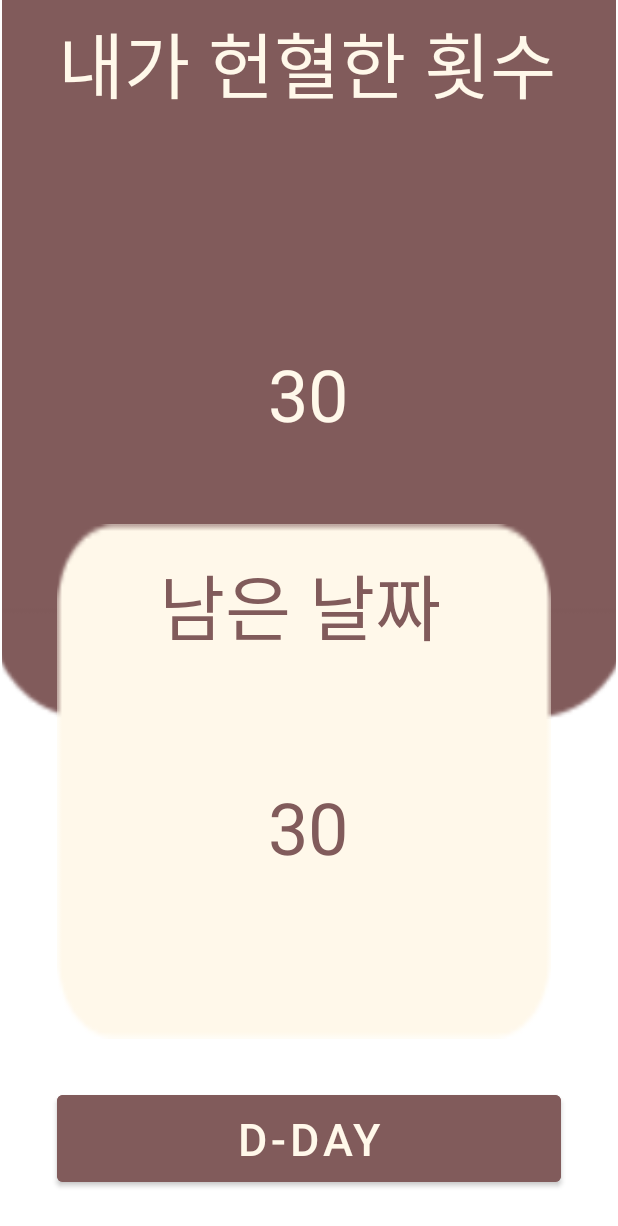
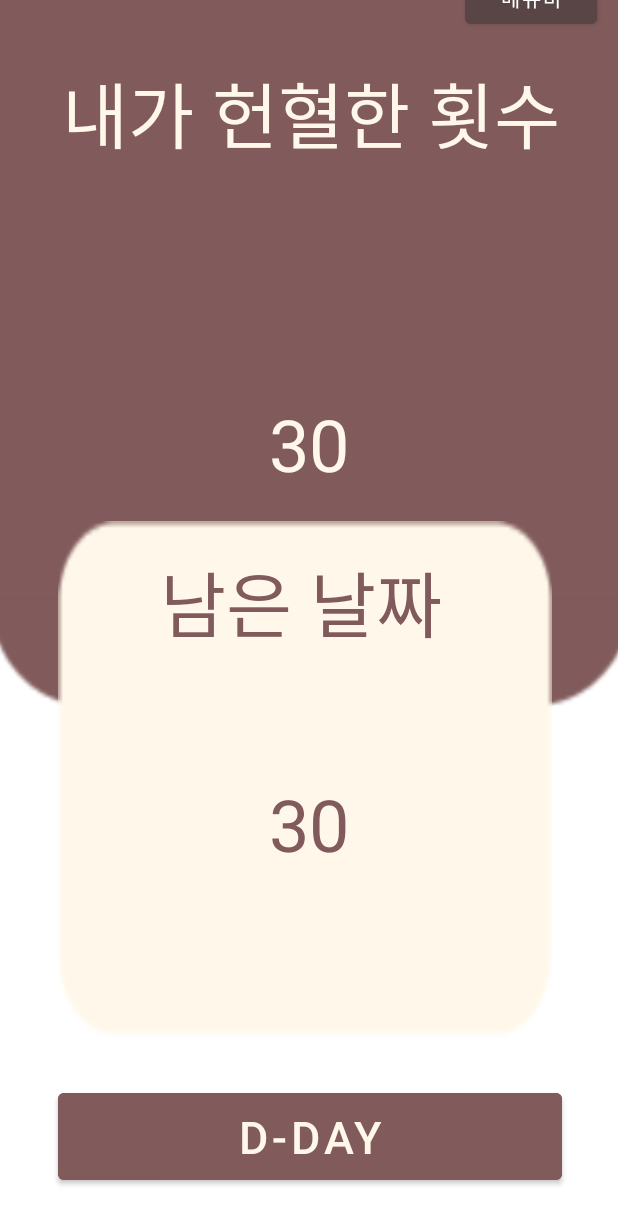
Before and after one commit to KimKiHyun0206/S2E2, an Android app: the screen it shows after launch (MainActivity), on a phone screen of 412 x 824 dp. Shown: the top 1226 px of the screen. Run offline under Robolectric (Android 15) with nearby library versions, the phone set to English and light mode, and no system bars.

Commit message:
사이드바 추가

```diff
--- a/app/build.gradle
+++ b/app/build.gradle
@@ -51,4 +51,5 @@ implementation 'androidx.appcompat:appcompat:1.5.1'
     testImplementation 'junit:junit:4.13.2'
     androidTestImplementation 'androidx.test.ext:junit:1.1.3'
     androidTestImplementation 'androidx.test.espresso:espresso-core:3.4.0'
+    implementation "androidx.drawerlayout:drawerlayout:1.1.1"
 }
--- a/app/src/main/java/com/example/s2e2/MainActivity.java
+++ b/app/src/main/java/com/example/s2e2/MainActivity.java
@@ -1,26 +1,18 @@
 package com.example.s2e2;
 
 import android.content.Intent;
-import android.content.pm.PackageInfo;
-import android.content.pm.PackageManager;
-import android.content.pm.Signature;
 import android.os.Bundle;
-import android.util.Base64;
-import android.util.Log;
 import android.view.View;
 import android.widget.Button;
+import android.widget.RelativeLayout;
 import android.widget.TextView;
 
 import androidx.annotation.Nullable;
 import androidx.appcompat.app.AppCompatActivity;
-import androidx.core.app.NotificationCompat;
-
-import java.security.MessageDigest;
-import java.security.NoSuchAlgorithmException;
 
 public class MainActivity extends AppCompatActivity {
 
-    private int count = 30;
+    private static int countBloodDonation = 30;
     private int lastDay = 365;
     private int passDay = 365;
 
@@ -33,12 +25,19 @@ public class MainActivity extends AppCompatActivity {
 
         TextView bloodCountTextView = findViewById(R.id.countBloodView);
 
-        String str = String.valueOf(count);
+        String str = String.valueOf(countBloodDonation);
         bloodCountTextView.setText(str);
 
         Button lastDayButton = findViewById(R.id.lastDayButton);
         lastDayButton.setText(calculateLastDay());
 
+        TextView lastBloodDonationDay = findViewById(R.id.lastBloodDonationDayTextView);
+        lastBloodDonationDay.setText(lastBloodDonationDayText());
+
+    }
+
+    private String lastBloodDonationDayText(){
+        return "2022.2.6";
     }
 
     private String calculateLastDay() {
@@ -54,31 +53,33 @@ public class MainActivity extends AppCompatActivity {
     }
 
     public void setCount(int count) {
-        this.count = count;
+        this.countBloodDonation = count;
     }
 
     public void setLastDay(int lastDay) {
         this.lastDay = lastDay;
     }
 
-    private void getHashKey() {
-        PackageInfo packageInfo = null;
-        try {
-            packageInfo = getPackageManager().getPackageInfo(getPackageName(), PackageManager.GET_SIGNATURES);
-        } catch (PackageManager.NameNotFoundException e) {
-            e.printStackTrace();
-        }
-        if (packageInfo == null)
-            Log.e("KeyHash", "KeyHash:null");
-
-        for (Signature signature : packageInfo.signatures) {
-            try {
-                MessageDigest md = MessageDigest.getInstance("SHA");
-                md.update(signature.toByteArray());
-                Log.d("KeyHash", Base64.encodeToString(md.digest(), Base64.DEFAULT));
-            } catch (NoSuchAlgorithmException e) {
-                Log.e("KeyHash", "Unable to get MessageDigest. signature=" + signature, e);
-            }
+    private boolean menuBarOption = true;
+    public void showMenuBar(View view) {
+        Button lastDayButton = findViewById(R.id.lastDayButton);
+        RelativeLayout relativeLayout = findViewById(R.id.menuBar);
+        if (menuBarOption) {
+            relativeLayout.setVisibility(View.VISIBLE);
+            lastDayButton.setVisibility(View.GONE);
+            menuBarOption = false;
+        } else{
+            relativeLayout.setVisibility(View.GONE);
+            lastDayButton.setVisibility(View.VISIBLE);
+            menuBarOption = true;
         }
     }
+
+    static public void increaseCountBloodDonation(){
+        countBloodDonation++;
+    }
+
+    public int getCountBloodDonation() {
+        return countBloodDonation;
+    }
 }
--- a/app/src/main/res/layout/activity_map.xml
+++ b/app/src/main/res/layout/activity_map.xml
@@ -48,6 +48,7 @@
             android:layout_height="wrap_content"
             android:backgroundTint="@color/brown4"
             android:textColor="@color/brown1"
+            android:onClick="completeAndGoTOMainPage"
             android:text="완료하기" />
 
         <androidx.constraintlayout.widget.ConstraintLayout
--- a/app/src/main/res/layout/main_activity.xml
+++ b/app/src/main/res/layout/main_activity.xml
@@ -3,12 +3,13 @@
     xmlns:app="http://schemas.android.com/apk/res-auto"
     xmlns:tools="http://schemas.android.com/tools"
     android:layout_width="match_parent"
+    android:orientation="vertical"
     android:layout_height="match_parent">
 
     <androidx.constraintlayout.widget.ConstraintLayout
         android:id="@+id/newDesignLayOut"
-        android:layout_width="409dp"
-        android:layout_height="889dp"
+        android:layout_width="416dp"
+        android:layout_height="897dp"
         app:layout_constraintBottom_toBottomOf="parent"
         app:layout_constraintEnd_toEndOf="parent"
         app:layout_constraintStart_toStartOf="parent"
@@ -37,10 +38,10 @@
             android:textSize="@android:dimen/app_icon_size"
             app:layout_constraintBottom_toBottomOf="@+id/imageView"
             app:layout_constraintEnd_toEndOf="@+id/imageView"
-            app:layout_constraintHorizontal_bias="0.489"
+            app:layout_constraintHorizontal_bias="0.51"
             app:layout_constraintStart_toStartOf="@+id/imageView"
             app:layout_constraintTop_toTopOf="@+id/imageView"
-            app:layout_constraintVertical_bias="0.15" />
+            app:layout_constraintVertical_bias="0.237" />
 
         <TextView
             android:id="@+id/countBloodView"
@@ -105,6 +106,7 @@
             android:layout_width="336dp"
             android:layout_height="70dp"
             android:backgroundTint="#815B5B"
+            android:focusable="auto"
             android:onClick="goToMapPage"
             android:textColor="@color/brown1"
             android:textSize="30dp"
@@ -112,5 +114,92 @@
             app:layout_constraintEnd_toEndOf="parent"
             app:layout_constraintStart_toStartOf="parent"
             app:layout_constraintTop_toBottomOf="@+id/imageView3" />
+
+        <RelativeLayout
+
+            android:id="@+id/menuBar"
+            android:layout_width="309dp"
+            android:layout_height="890dp"
+            android:background="@color/brown2"
+            android:visibility="invisible"
+            app:layout_constraintBottom_toBottomOf="parent"
+            app:layout_constraintEnd_toEndOf="parent"
+            app:layout_constraintHorizontal_bias="0.0"
+            app:layout_constraintStart_toStartOf="parent"
+            app:layout_constraintTop_toTopOf="parent"
+            app:layout_constraintVertical_bias="1.0">
+
+            <androidx.constraintlayout.widget.ConstraintLayout
+                android:layout_width="match_parent"
+                android:layout_height="90dp"
+                android:layout_alignParentStart="true"
+                android:layout_alignParentTop="true"
+                android:layout_alignParentBottom="true"
+                android:layout_marginStart="0dp"
+                android:layout_marginTop="0dp"
+                android:layout_marginBottom="796dp"
+                android:background="@color/brown4">
+
+                <TextView
+                    android:layout_width="255dp"
+                    android:layout_height="61dp"
+                    android:gravity="center"
+                    android:text="메뉴바"
+                    android:textColor="@color/brown1"
+                    android:textSize="@android:dimen/app_icon_size"
+                    app:layout_constraintBottom_toBottomOf="parent"
+                    app:layout_constraintEnd_toEndOf="parent"
+                    app:layout_constraintHorizontal_bias="0.567"
+                    app:layout_constraintStart_toStartOf="parent"
+                    app:layout_constraintTop_toTopOf="parent"
+                    app:layout_constraintVertical_bias="0.448" />
+            </androidx.constraintlayout.widget.ConstraintLayout>
+
+            <TextView
+                android:layout_width="286dp"
+                android:layout_height="wrap_content"
+                android:layout_alignParentStart="true"
+                android:layout_alignParentTop="true"
+                android:layout_alignParentEnd="true"
+                android:layout_alignParentBottom="true"
+                android:layout_marginStart="9dp"
+                android:layout_marginTop="92dp"
+                android:layout_marginEnd="-3dp"
+                android:layout_marginBottom="752dp"
+                android:text="마지막 헌혈한 날짜"
+                android:textColor="@color/brown1"
+                android:textSize="50px" />
+
+            <TextView
+                android:id="@+id/lastBloodDonationDayTextView"
+                android:layout_width="281dp"
+                android:layout_height="45dp"
+                android:layout_alignParentStart="true"
+                android:layout_alignParentEnd="true"
+                android:layout_alignParentBottom="true"
+                android:layout_marginStart="12dp"
+                android:layout_marginEnd="0dp"
+                android:layout_marginBottom="706dp"
+                android:text="2022.8.16"
+                android:textColor="@color/brown1"
+                android:textSize="60px" />
+
+        </RelativeLayout>
+
+        <Button
+            android:id="@+id/menuBarButton"
+            android:layout_width="wrap_content"
+            android:layout_height="wrap_content"
+            android:backgroundTint="@color/brown4"
+            android:onClick="showMenuBar"
+            android:text="메뉴바"
+            app:layout_constraintBottom_toBottomOf="parent"
+            app:layout_constraintEnd_toEndOf="parent"
+            app:layout_constraintHorizontal_bias="0.95"
+            app:layout_constraintStart_toStartOf="parent"
+            app:layout_constraintTop_toTopOf="parent"
+            app:layout_constraintVertical_bias="0.055" />
+
+
     </androidx.constraintlayout.widget.ConstraintLayout>
 </androidx.constraintlayout.widget.ConstraintLayout>
--- a/app/src/main/res/values/themes.xml
+++ b/app/src/main/res/values/themes.xml
@@ -2,6 +2,7 @@
     <!-- Base application theme. -->
     <style name="Theme.S2E2" parent="Theme.MaterialComponents.DayNight.DarkActionBar">
         <item name="windowNoTitle">true</item>
+        <item name="android:windowFullscreen">true</item>
         <!-- Primary brand color. -->
         <item name="colorPrimary">@color/purple_500</item>
         <item name="colorPrimaryVariant">@color/purple_700</item>
--- /dev/null
+++ b/app/src/main/res/xml/black_radius.xml
@@ -0,0 +1,4 @@
+<?xml version ="1.0" encoding ="utf-8"?><!--  Learn More about how to use App Actions: https://developer.android.com/guide/actions/index.html -->
+<shape xmlns:android="http://schemas.android.com/apk/res/android" android:shape="oval">
+    <solid android:color="@color/brown4"/>
+</shape>
```
Also changed, not shown: app/src/main/AndroidManifest.xml (+6 -5 lines), app/src/main/java/com/example/s2e2/HashKey.java (added, +34 -0 lines), app/src/main/java/com/example/s2e2/MapActivity.java (+6 -1 lines), app/src/main/res/menu/drawerlayout.xml (added, +17 -0 lines).
